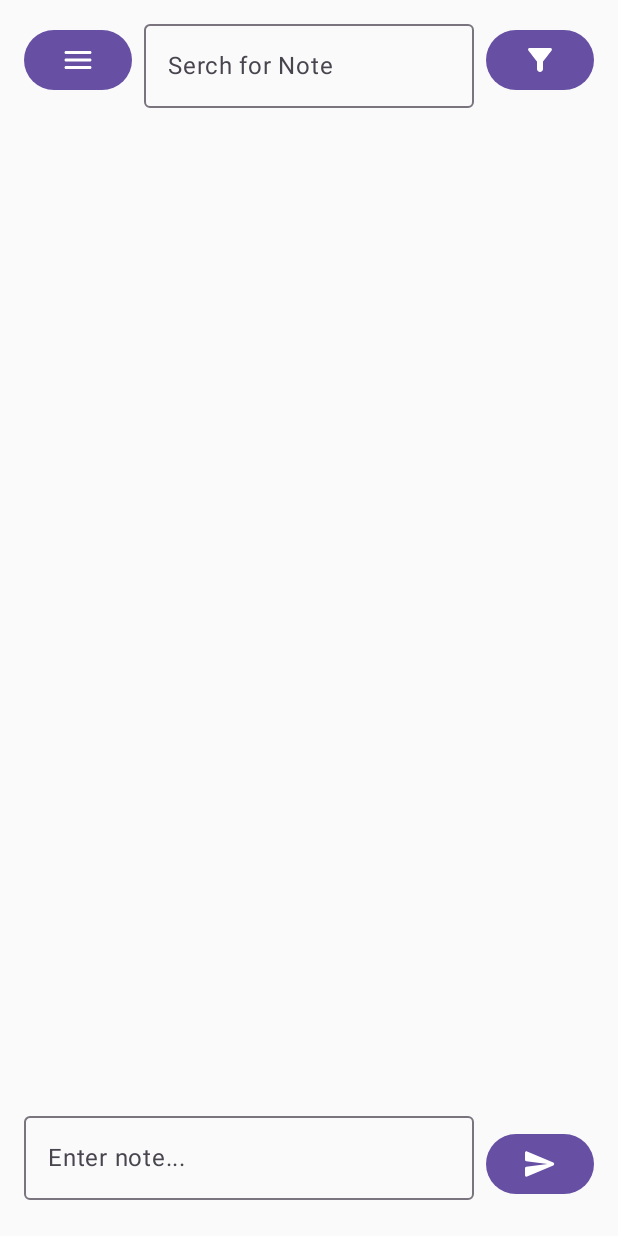
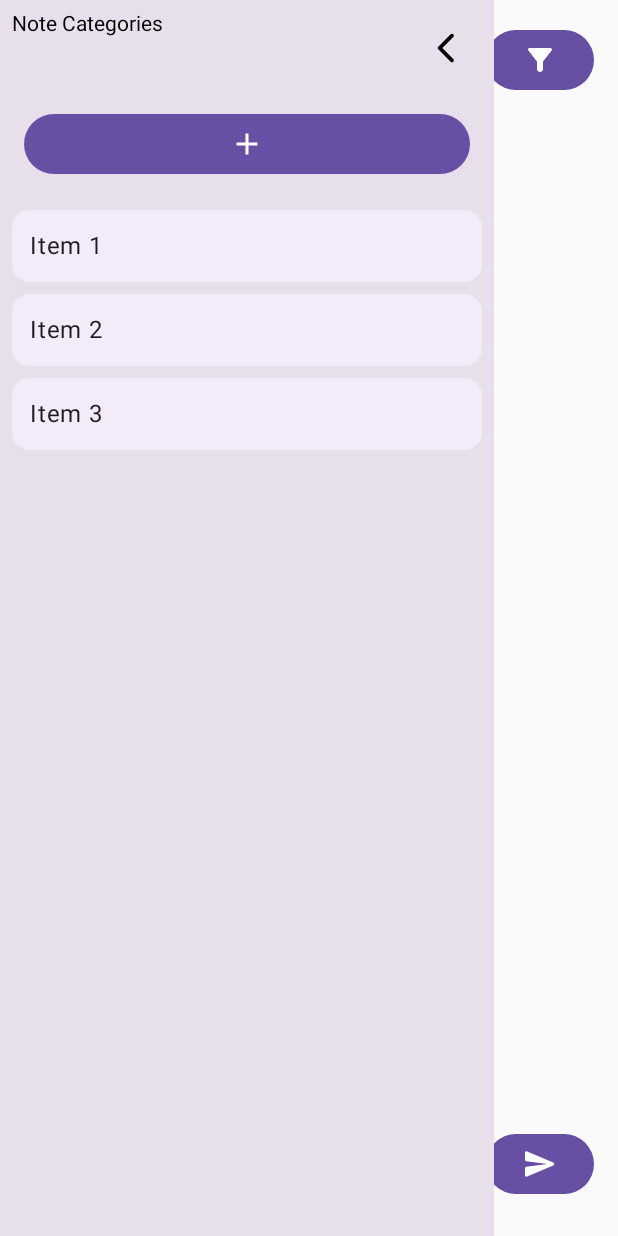
Before and after one commit to TillmannKrebs0/YouNote, an Android app built with Jetpack Compose: the screen it shows after launch (MainActivity), after a tap on "openMenu", on a phone screen of 412 x 824 dp. Run offline under Robolectric (Android 15) with nearby library versions, the phone set to English and light mode, and no system bars; our stand-ins replace Room's generated code.

Commit message:
added category view

```diff
--- /dev/null
+++ b/app/src/main/java/com/example/notesapp/view/CategorySideBar.kt
@@ -0,0 +1,129 @@
+package com.example.notesapp.view
+
+import androidx.compose.animation.animateContentSize
+import androidx.compose.animation.core.animateFloatAsState
+import androidx.compose.foundation.background
+import androidx.compose.foundation.gestures.detectTapGestures
+import androidx.compose.foundation.layout.*
+import androidx.compose.foundation.lazy.LazyColumn
+import androidx.compose.foundation.lazy.items
+import androidx.compose.material.icons.Icons
+import androidx.compose.material.icons.filled.Add
+import androidx.compose.material.icons.filled.Menu
+import androidx.compose.material.icons.rounded.ArrowBackIosNew
+import androidx.compose.material3.*
+import androidx.compose.runtime.*
+import androidx.compose.ui.Alignment
+import androidx.compose.ui.Modifier
+import androidx.compose.ui.draw.clip
+import androidx.compose.ui.input.pointer.pointerInput
+import androidx.compose.ui.platform.LocalConfiguration
+import androidx.compose.ui.unit.dp
+
+@Composable
+fun Sidebar(
+    items: List<String>,
+    onAddItem: () -> Unit,
+    onItemClick: (String) -> Unit,
+    onSideBarClose: () -> Unit,
+    modifier: Modifier = Modifier
+) {
+    val configuration = LocalConfiguration.current
+    val screenWidth = configuration.screenWidthDp.dp
+    val expandedWidth = screenWidth * 0.8f
+
+    Box(
+        modifier = modifier
+            .fillMaxSize()
+            .pointerInput(Unit) { detectTapGestures { onSideBarClose() }}
+    ) {
+        Box(
+            modifier = modifier
+                .width(expandedWidth)
+                .fillMaxHeight()
+                .background(MaterialTheme.colorScheme.surfaceVariant)
+                .animateContentSize()
+                .pointerInput(Unit) { detectTapGestures {  }}
+        ) {
+            Column(
+                modifier = Modifier.fillMaxSize()
+            ) {
+
+                Box(
+                    modifier = Modifier
+                        .fillMaxWidth()
+                        .padding(8.dp)
+                ) {
+                    Text(text = "Note Categories")
+
+                    IconButton(
+                        onClick = { onSideBarClose() },
+                        modifier = Modifier.align(Alignment.TopEnd)
+                    ) {
+                        Icon(
+                            imageVector = Icons.Rounded.ArrowBackIosNew,
+                            contentDescription = "close Categories view"
+                        )
+                    }
+                }
+
+                // Add Item button
+                Button(
+                    onClick = onAddItem,
+                    modifier = Modifier
+                        .padding(horizontal = 16.dp, vertical = 8.dp)
+                        .fillMaxWidth()
+                ) {
+                    Icon(
+                        imageVector = Icons.Default.Add,
+                        contentDescription = "Add Item",
+                        modifier = Modifier.size(24.dp)
+                    )
+                }
+
+                // List of items
+                LazyColumn(
+                    modifier = Modifier.fillMaxWidth(),
+                    contentPadding = PaddingValues(vertical = 8.dp)
+                ) {
+                    items(items) { item ->
+                        SidebarItem(
+                            text = item,
+                            onClick = { onItemClick(item) }
+                        )
+                    }
+                }
+            }
+        }
+    }
+}
+
+@Composable
+private fun SidebarItem(
+    text: String,
+    onClick: () -> Unit,
+    modifier: Modifier = Modifier
+) {
+    Surface(
+        onClick = onClick,
+        modifier = modifier
+            .fillMaxWidth()
+            .padding(horizontal = 8.dp, vertical = 4.dp)
+            .clip(MaterialTheme.shapes.medium),
+        color = MaterialTheme.colorScheme.surface,
+        tonalElevation = 2.dp
+    ) {
+        Row(
+            modifier = Modifier
+                .fillMaxWidth()
+                .padding(12.dp),
+            verticalAlignment = Alignment.CenterVertically
+        ) {
+                Text(
+                    text = text,
+                    style = MaterialTheme.typography.bodyLarge,
+                    color = MaterialTheme.colorScheme.onSurface
+                )
+        }
+    }
+}
--- a/app/src/main/java/com/example/notesapp/view/ControlBar.kt
+++ b/app/src/main/java/com/example/notesapp/view/ControlBar.kt
@@ -34,12 +34,13 @@ import com.example.notesapp.viewmodel.NotesViewModel
 fun ControlBar(
     modifier: Modifier = Modifier,
     onTextChange: (String) -> Unit,
-    onFilterOpen: () -> Unit
+    onFilterOpen: () -> Unit,
+    onSideBarOpen: () -> Unit
 ) {
     var search by remember { mutableStateOf("") }
 
     Row {
-        Button(onClick = { /*TODO*/ }) {
+        Button(onClick = { onSideBarOpen() }) {
             Icon(
                 Icons.Rounded.Menu,
                 contentDescription = "openMenu"
--- a/app/src/main/java/com/example/notesapp/view/MainActivity.kt
+++ b/app/src/main/java/com/example/notesapp/view/MainActivity.kt
@@ -58,6 +58,9 @@ fun NotesApp(viewModel: NotesViewModel) {
     var inputFieldHeight by remember { mutableStateOf(70.dp) }
     var filterOpen by remember { mutableStateOf<Boolean>(false) }
     var noteOptionsOpen by remember { mutableStateOf<Boolean>(false) }
+    var sideBarOpen by remember { mutableStateOf<Boolean>(false) }
+
+    var items by remember { mutableStateOf(listOf("Item 1", "Item 2", "Item 3")) }
 
     LaunchedEffect(notes.size) {
         if (notes.isNotEmpty()) {
@@ -77,7 +80,8 @@ fun NotesApp(viewModel: NotesViewModel) {
             ControlBar(
                 modifier = Modifier.fillMaxWidth(),
                 onTextChange = { viewModel.onSearchQueryChanged(it) },
-                onFilterOpen = { filterOpen = !filterOpen }
+                onFilterOpen = { filterOpen = !filterOpen },
+                onSideBarOpen = { sideBarOpen = !sideBarOpen}
             )
 
             NoteList(
@@ -126,5 +130,17 @@ fun NotesApp(viewModel: NotesViewModel) {
                 onToggleFilter = {filterOpen = !filterOpen}
             )
         }
+        if (sideBarOpen) {
+            Sidebar(
+                items = items,
+                onAddItem = {
+                    items = items + "Item ${items.size + 1}"
+                },
+                onItemClick = { selectedItem ->
+                    // Handle item click
+                } ,
+                onSideBarClose = { sideBarOpen = !sideBarOpen}
+            )
+        }
     }
 }
```
